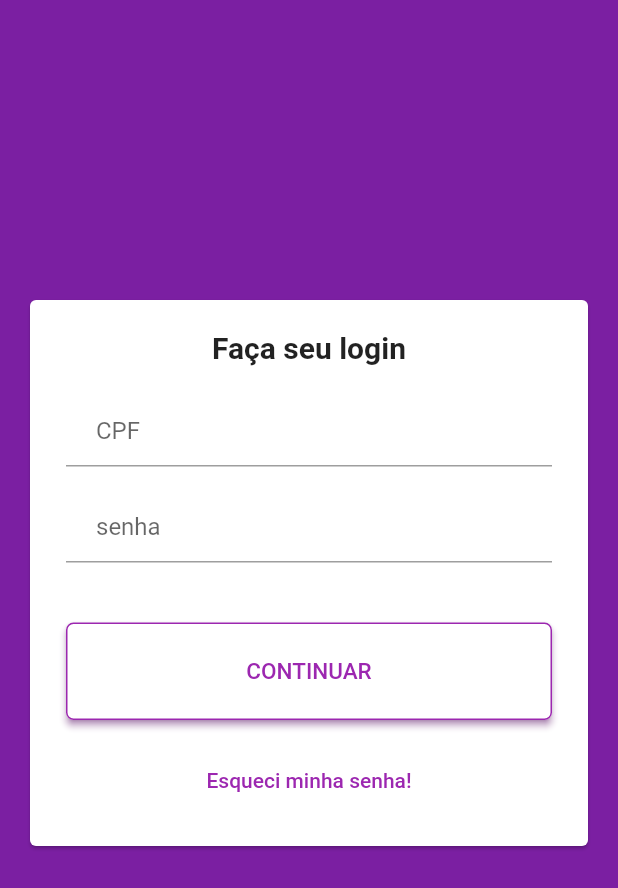
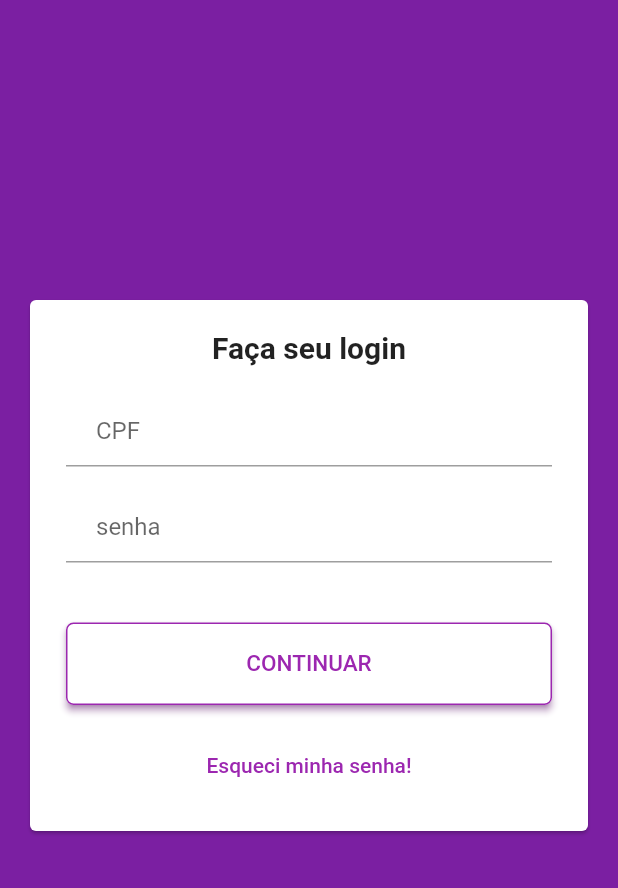
Before and after one commit to JulioNolasco/nubank, a Flutter app: the screen it shows after launch, after a tap on "CONTINUAR", on a phone screen of 412 x 824 dp. Shown: the top 888 px of the screen. Run offline on Flutter 3.47's test engine with Material 2 defaults, Android fonts, the phone set to English and light mode, and no system bars; our stand-ins replace get, splashscreen; network calls fail.

Commit message:
traducao e leitura de dados

```diff
--- a/lib/main.dart
+++ b/lib/main.dart
@@ -1,15 +1,15 @@
 import 'package:flutter/material.dart';
 import 'package:get/get_navigation/src/root/get_material_app.dart';
-import 'package:nubank/rotas/app_paginas.dart';
-import 'package:nubank/rotas/app_rotas.dart';
+import 'package:nubank/routes/app_pages.dart';
+import 'package:nubank/routes/app_routes.dart';
 import 'package:nubank/tema/tema_app.dart';
 
 void main() {
   runApp(GetMaterialApp(
     title: 'Nubank',
     debugShowCheckedModeBanner: false,
-    getPages: PaginasApp.routes,
-    initialRoute: Rotas.INITIAL,
+    getPages: AppPage.routes,
+    initialRoute: Routes.INITIAL,
     theme: appThemeData,
   ));
 }
--- a/lib/rotas/app_rotas.dart
+++ b/lib/routes/app_routes.dart
@@ -1,4 +1,4 @@
-abstract class Rotas {
+abstract class Routes {
   static const INITIAL = '/';
   static const LOGIN = '/login';
   static const HOME = '/home';
--- a/lib/telas/pagina_inicial.dart
+++ b/lib/ui/initial_page.dart
@@ -1,8 +1,8 @@
 import 'package:flutter/material.dart';
-import 'package:nubank/telas/pagina_login.dart';
 import 'package:splashscreen/splashscreen.dart';
+import 'login_page.dart';
 
-class PaginaInicial extends StatelessWidget {
+class InitialPage extends StatelessWidget {
   @override
   Widget build(BuildContext context) {
     return Stack(
@@ -10,7 +10,7 @@ class PaginaInicial extends StatelessWidget {
         SplashScreen(
           seconds: 3,
           backgroundColor: Colors.purple[700],
-          navigateAfterSeconds: PaginaLogin(),
+          navigateAfterSeconds: LoginPage(),
           loaderColor: Colors.white,
         ),
         Center(
--- a/lib/telas/pagina_login.dart
+++ b/lib/ui/login_page.dart
@@ -1,10 +1,13 @@
 import 'package:flutter/material.dart';
-import 'package:get/get.dart';
-import 'package:nubank/rotas/app_rotas.dart';
 
-class PaginaLogin extends StatelessWidget {
+class LoginPage extends StatelessWidget {
   @override
   Widget build(BuildContext context) {
+    final cpfController = TextEditingController();
+    final senhaController = TextEditingController();
+    var _senha;
+    var _cpf;
+
     return Scaffold(
       backgroundColor: Colors.purple[700],
       body: SingleChildScrollView(
@@ -29,6 +32,7 @@ class PaginaLogin extends StatelessWidget {
                     height: 20.0,
                   ),
                   TextFormField(
+                    controller: cpfController,
                     keyboardType: TextInputType.number,
                     autofocus: false,
                     decoration: InputDecoration(
@@ -40,6 +44,7 @@ class PaginaLogin extends StatelessWidget {
                     height: 16.0,
                   ),
                   TextFormField(
+                    controller: senhaController,
                     autofocus: false,
                     obscureText: true,
                     decoration: InputDecoration(
@@ -56,14 +61,18 @@ class PaginaLogin extends StatelessWidget {
                       style: ElevatedButton.styleFrom(
                         side: BorderSide(color: Colors.purple),
                         shadowColor: Colors.purple,
-                        minimumSize: Size(20, 65),
+                        minimumSize: Size(20, 55),
                         primary: Colors.white,
                         shape: RoundedRectangleBorder(
                           borderRadius: BorderRadius.circular(5.0),
                         ),
                       ),
                       onPressed: () {
-                        Get.toNamed(Rotas.HOME);
+                        //Get.toNamed(Rotas.HOME);
+                        _cpf = cpfController.text;
+                        _senha = senhaController.text;
+                        print("$_cpf\n");
+                        print("$_senha\n");
                       },
                       child: Text(
                         "CONTINUAR",
```
Also changed, not shown: lib/rotas/app_paginas.dart (deleted, +0 -12 lines), lib/routes/app_pages.dart (added, +13 -0 lines).
